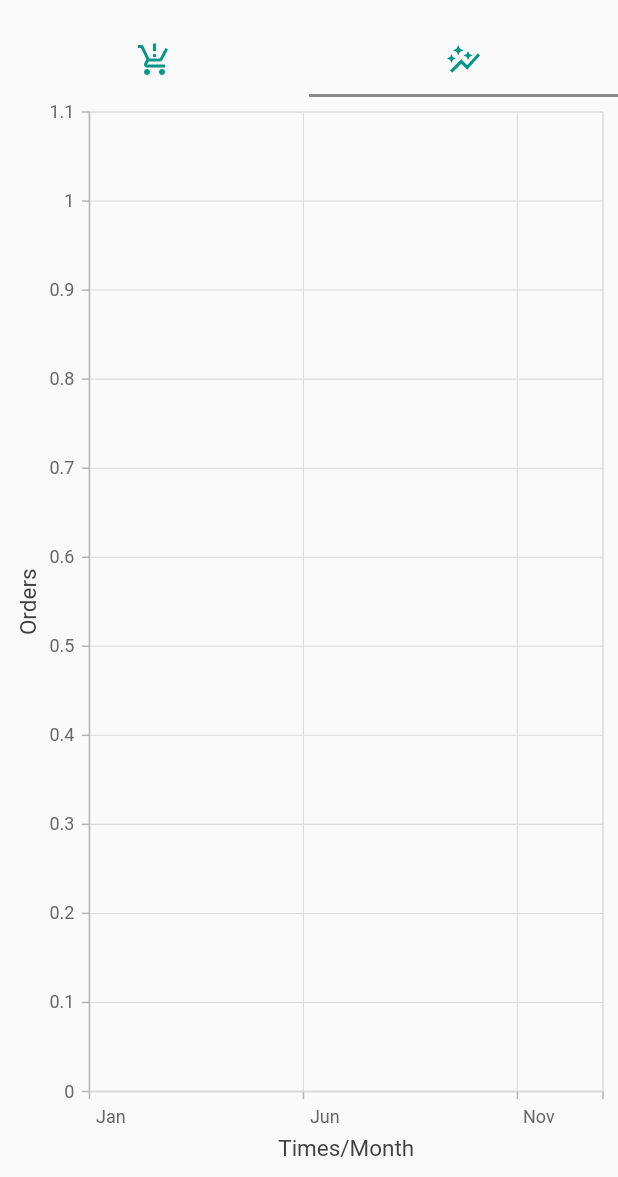
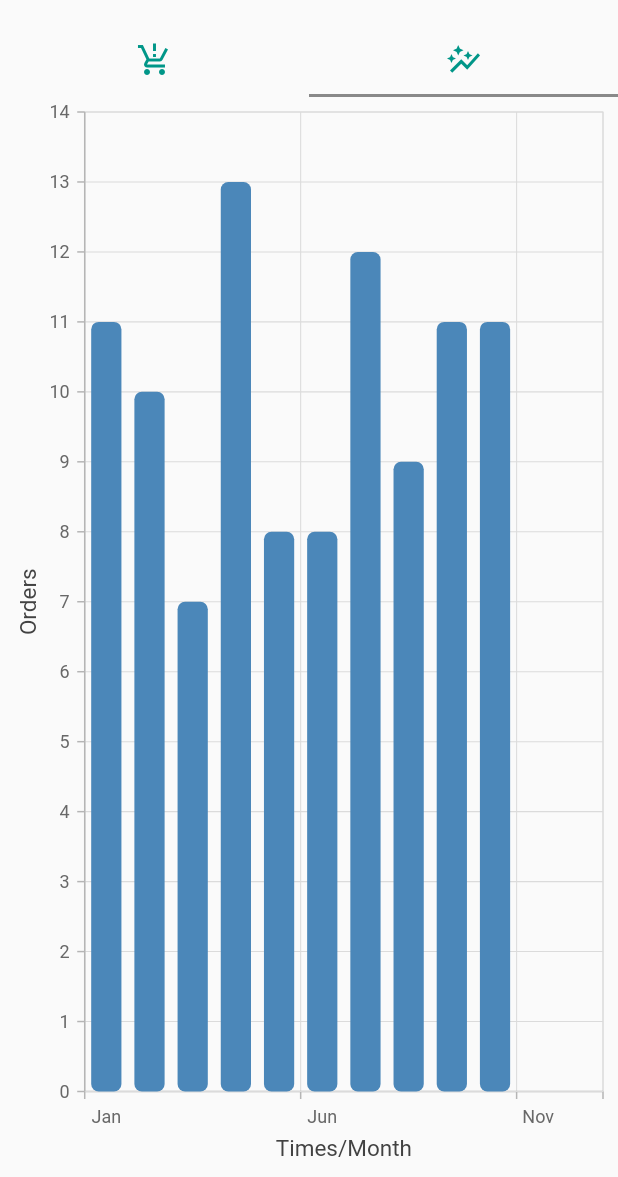
Before and after one commit to mohamedahemd99/Challenge_Task, a Flutter app: the screen it shows after launch, tab 2 chosen, on a phone screen of 412 x 824 dp, the part 59-1236 px from its top. Run offline on Flutter 3.47's test engine with Material 2 defaults, Android fonts, the phone set to English and light mode, and no system bars; our stand-ins replace cached_network_image, syncfusion_flutter_charts; network calls fail.

Commit message:
Map instead of list

```diff
--- a/lib/challenge/pages/graph.dart
+++ b/lib/challenge/pages/graph.dart
@@ -35,18 +35,18 @@ class _GraphScreenState extends State<GraphScreen> {
 
   // Bind data source
   dataSource: <SalesData>[
-  SalesData('Jan', orders[0]),
-  SalesData('Feb', orders[1]),
-  SalesData('Mar', orders[2]),
-  SalesData('Apr', orders[3]),
-  SalesData('May', orders[4]),
-  SalesData('Jun', orders[5]),
-  SalesData('Jul', orders[6]),
-  SalesData('Aug', orders[7]),
-  SalesData('Sep', orders[8]),
-  SalesData('Oct', orders[9]),
-  SalesData('Nov', orders[10]),
-  SalesData('Dec', orders[11]),
+  SalesData('Jan', orders1["jan"]!),
+  SalesData('Feb', orders1["feb"]!),
+  SalesData('Mar', orders1["march"]!),
+  SalesData('Apr', orders1["apr"]!),
+  SalesData('May', orders1["may"]!),
+  SalesData('Jun', orders1["jun"]!),
+  SalesData('Jul', orders1["jul"]!),
+  SalesData('Aug', orders1["aug"]!),
+  SalesData('Sep', orders1["sep"]!),
+  SalesData('Oct', orders1["oct"]!),
+  SalesData('Nov', orders1["nov"]!),
+  SalesData('Dec', orders1["dec"]!),
   ],
   xValueMapper: (SalesData sales, _) => sales.month,
   yValueMapper: (SalesData sales, _) => sales.sales,
```
